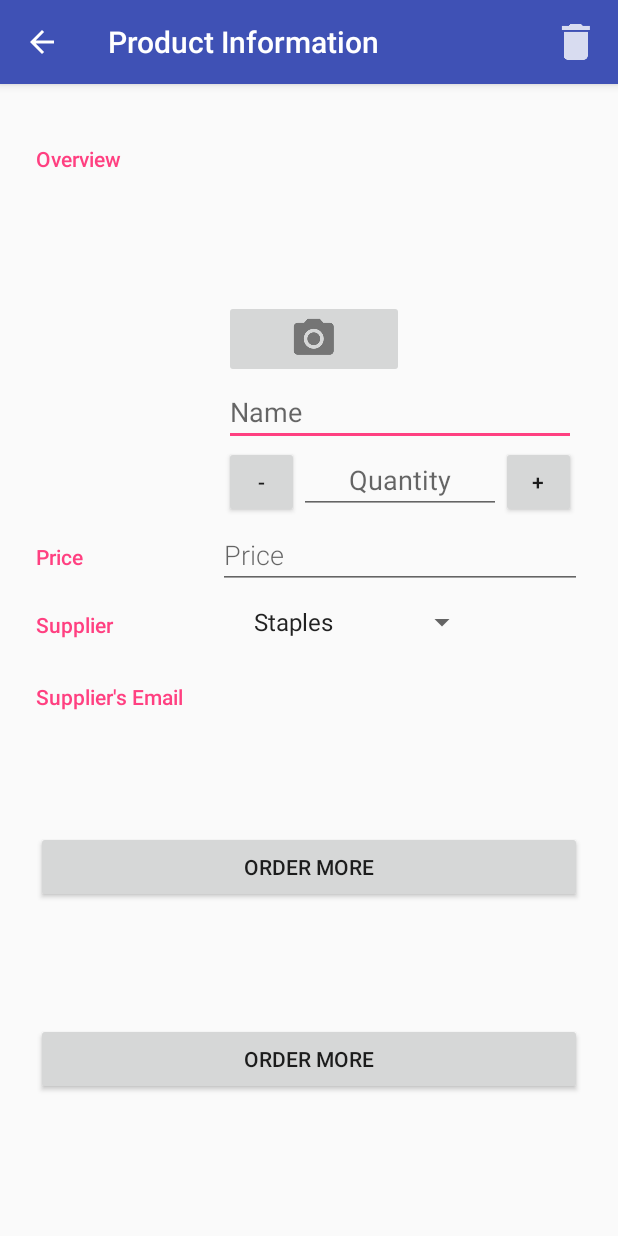
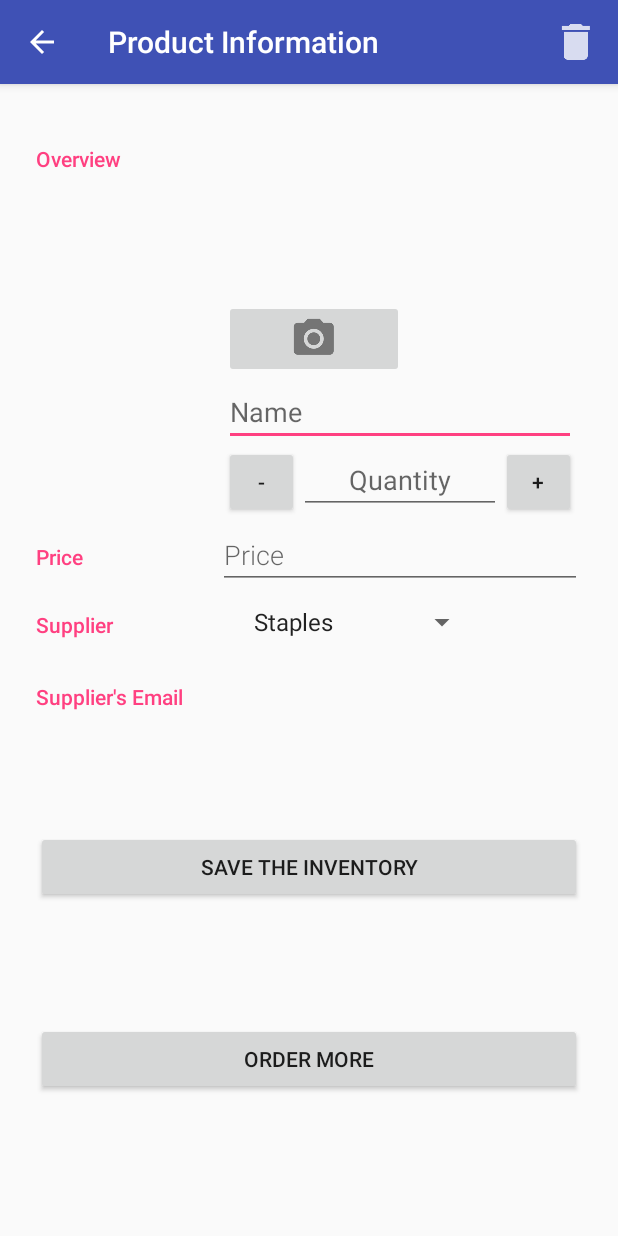
Before and after one commit to kamau-mbugua/Inventory-App, an Android app: the ProductFragment screen opened directly, with no data from a screen before it, on a phone screen of 412 x 824 dp. Run offline under Robolectric (Android 15) with nearby library versions, the phone set to English and light mode, and no system bars; 19 statements that could not run were skipped.

Commit message:
modified the string of button save

```diff
--- a/app/src/main/java/com/example/android/stockkeepingassistant/view/ui/ProductFragment.java
+++ b/app/src/main/java/com/example/android/stockkeepingassistant/view/ui/ProductFragment.java
@@ -123,7 +123,7 @@ public class ProductFragment extends Fragment implements View.OnClickListener {
         });
 
         productCamera = view.findViewById(R.id.product_camera);
-        final Intent captureImage = new Intent(/*MediaStore.ACTION_IMAGE_CAPTURE*/Intent.ACTION_PICK , android.provider.MediaStore.Images.Media.EXTERNAL_CONTENT_URI);
+        final Intent captureImage = new Intent(MediaStore.ACTION_IMAGE_CAPTURE/*Intent.ACTION_PICK , android.provider.MediaStore.Images.Media.EXTERNAL_CONTENT_URI*/);
         boolean canTakePhoto = photoFile != null &&
                 captureImage.resolveActivity(getActivity().getPackageManager()) != null;
         productCamera.setEnabled(canTakePhoto);
--- a/app/src/main/res/layout/fragment_product.xml
+++ b/app/src/main/res/layout/fragment_product.xml
@@ -168,7 +168,7 @@
             android:layout_width="match_parent"
             android:layout_height="wrap_content"
             android:layout_marginTop="@dimen/top_margin_order_more_button"
-            android:text="@string/product_order_more_label" />
+            android:text="SAVE THE INVENTORY" />
 
         <!-- Button to order more from product supplier -->
         <Button
```
